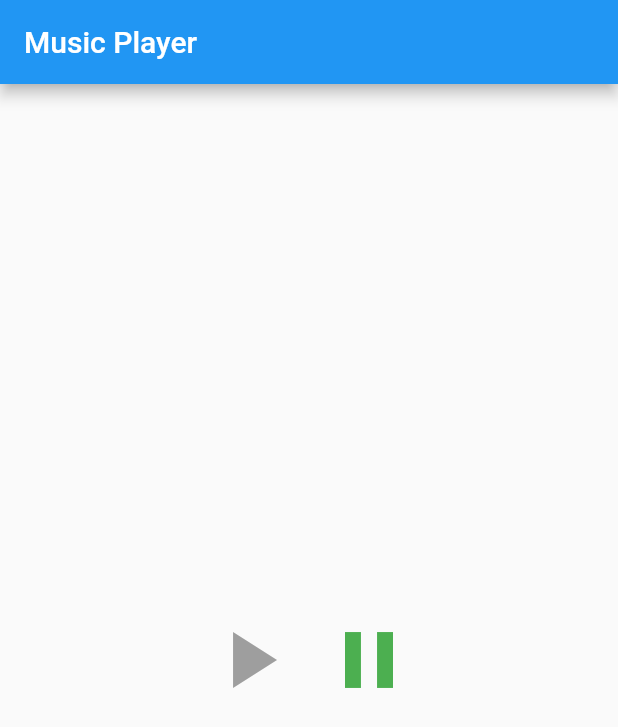
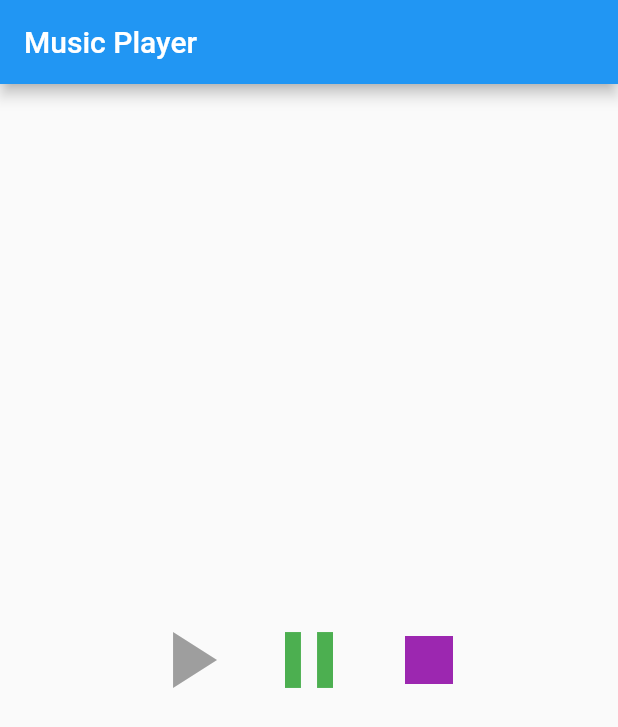
Before and after one commit to fadsxd/miproyectoflutterapp, a Flutter app: the screen it shows after launch, on a phone screen of 412 x 824 dp. Shown: the top 727 px of the screen. Run offline on Flutter 3.47's test engine with Material 2 defaults, Android fonts, the phone set to English and light mode, and no system bars; our stand-ins replace audioplayers.

Commit message:
agregando funcion list

```diff
--- a/lib/main.dart
+++ b/lib/main.dart
@@ -61,6 +61,10 @@ void main() => runApp(MaterialApp(
         CreateIconButton(Icons.pause,Colors.green,()
         {
           audioPlayer.pause();
+        }),
+        CreateIconButton(Icons.stop,Colors.purple,()
+        {
+          audioPlayer.stop();
         })
       ];
     }
```
